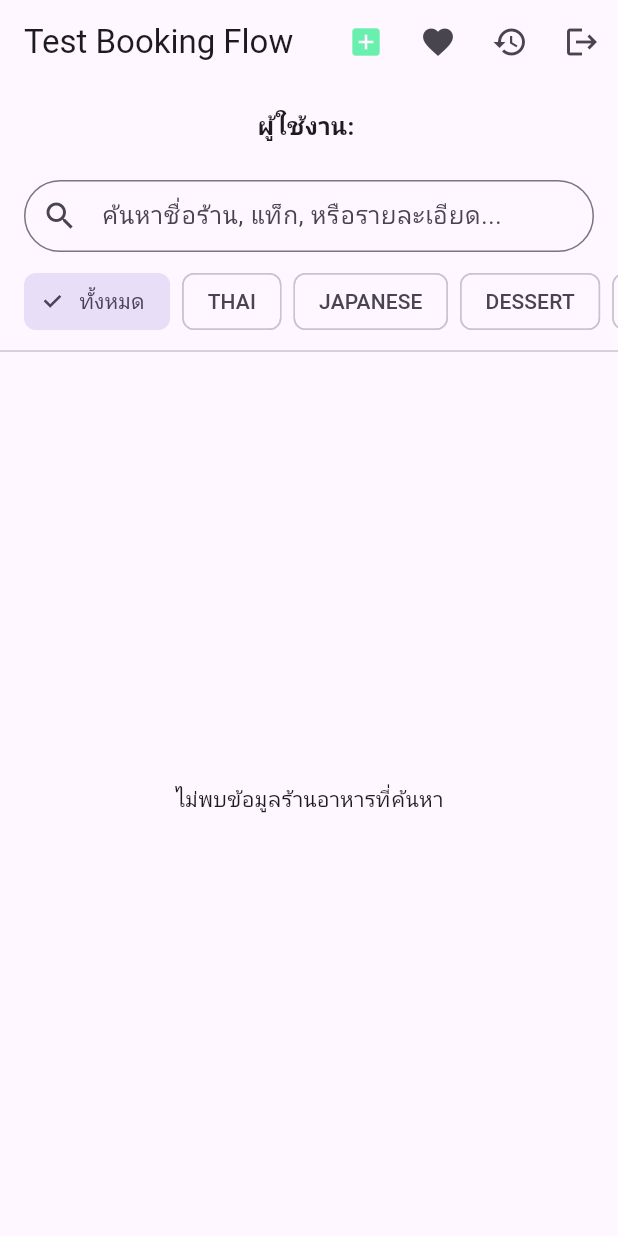
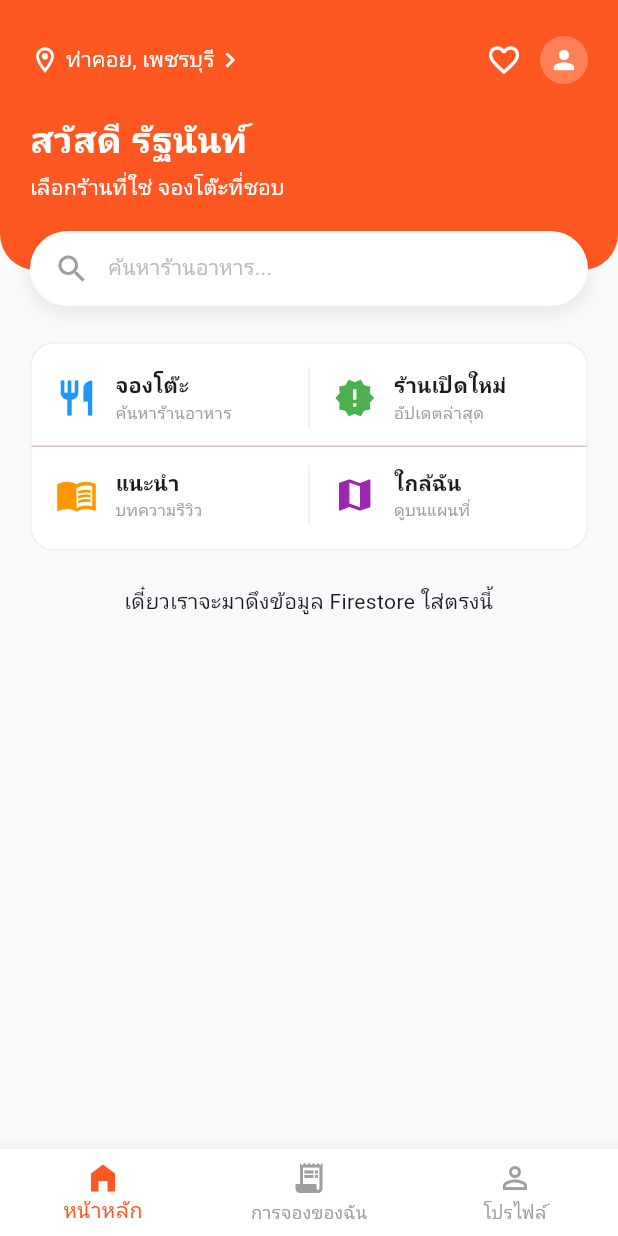
Before and after one commit to rattanan-kit/mobile_project2, a Flutter app: the screen it shows once a user with an empty profile is signed in, on a phone screen of 412 x 824 dp. Run offline on Flutter 3.47's test engine with Material 3 defaults, Android fonts, the phone set to English and light mode, and no system bars; our stand-ins replace cloud_firestore, firebase_auth, firebase_core, flutter_map, google_fonts, latlong2; accounts and stored records are empty; Roboto replaces fonts that are missing (Prompt).

Commit message:
เริ่มทำ UI (Home)

```diff
--- a/lib/document.txt
+++ b/lib/document.txt
@@ -35,3 +35,5 @@ test การยกเลิกโดยจะแสดงใน terminal ว
 ลืม commit ตอนแรกทำ api google map ไปขอ key มาแต่ว่ามันต้องจ่าย pre 1000 เลยอาจจะไม่จ่ายแต่ set up ใน android/app/source/main/androidManifest.xml
 แล้วก็ไปแก้ตัว web index html เพื่อให้ดึง map มาลอง test บน chrome ได้
 แต่ตอนนี้ใช้เป็น road map ของตัว flutter เลยเพราะว่าจะได้ง่ายต่อการทำ และฟรี แต่รายละเอียดไม่เท่า google map
+
+UI หน้า Home
--- a/lib/main.dart
+++ b/lib/main.dart
@@ -1,14 +1,13 @@
 import 'package:flutter/material.dart';
 import 'package:firebase_core/firebase_core.dart';
 import 'package:firebase_auth/firebase_auth.dart';
+import 'package:google_fonts/google_fonts.dart'; // เพิ่ม Google Fonts
 import 'firebase_options.dart';
 
-// Import หน้าจอที่เราสร้างไฟล์เปล่าๆ ไว้ (เดี๋ยวเราไปเติมโค้ดทีหลัง)
 import 'pages/login_page.dart';
-import 'pages/test_booking_page.dart';
+import 'pages/main_screen.dart'; // ไฟล์ใหม่ท
 
 void main() async {
-  // คำสั่งบังคับให้ Flutter รอการเชื่อมต่อ Firebase ให้เสร็จก่อนเปิดแอป
   WidgetsFlutterBinding.ensureInitialized();
   await Firebase.initializeApp(options: DefaultFirebaseOptions.currentPlatform);
   runApp(const MyApp());
@@ -21,17 +20,26 @@ class MyApp extends StatelessWidget {
   Widget build(BuildContext context) {
     return MaterialApp(
       debugShowCheckedModeBanner: false,
-      title: 'Restaurant Reservation PoC',
-      theme: ThemeData(primarySwatch: Colors.blue),
-      // ใช้ StreamBuilder เช็กว่า "ล็อกอินหรือยัง?"
+      title: 'Restaurant Booking',
+      // --- ใส่ Theme หลักของตรงนี้ ---
+      theme: ThemeData(
+        colorScheme: ColorScheme.fromSeed(
+          seedColor: const Color(0xFFFF5722), // สีส้ม
+          primary: const Color(0xFFFF5722),
+          background: const Color(0xFFF8F9FA),
+        ),
+        textTheme: GoogleFonts.promptTextTheme(Theme.of(context).textTheme),
+        scaffoldBackgroundColor: const Color(0xFFF8F9FA),
+      ),
+      // -----------------------------
       home: StreamBuilder<User?>(
         stream: FirebaseAuth.instance.authStateChanges(),
         builder: (context, snapshot) {
-          // ถ้ามีข้อมูล User = ล็อกอินแล้ว ให้ไปหน้าเทสจองโต๊ะ
+          // ถ้าล็อกอินแล้ว ไปหน้า MainScreen เลย
           if (snapshot.hasData) {
-            return const TestBookingPage();
+            return const MainScreen();
           }
-          // ถ้าไม่มีข้อมูล = ยังไม่ล็อกอิน ให้ไปหน้า Login
+          // ถ้ายังไม่ล็อกอิน ไปหน้า LoginPage
           return const LoginPage();
         },
       ),
--- /dev/null
+++ b/lib/pages/main_screen.dart
@@ -0,0 +1,412 @@
+import 'package:flutter/material.dart';
+
+// ==========================================
+// หน้า MainScreen (สำหรับจัดการแถบด้านล่าง)
+// ==========================================
+class MainScreen extends StatefulWidget {
+  const MainScreen({super.key});
+
+  @override
+  State<MainScreen> createState() => _MainScreenState();
+}
+
+class _MainScreenState extends State<MainScreen> {
+  int _selectedIndex = 0;
+
+  final List<Widget> _pages = [
+    const HomePage(),
+    const Center(child: Text('หน้าการจองของฉัน (รอสร้าง)')),
+    const Center(child: Text('หน้าโปรไฟล์ (รอสร้าง)')),
+  ];
+
+  @override
+  Widget build(BuildContext context) {
+    return Scaffold(
+      body: _pages[_selectedIndex],
+      bottomNavigationBar: BottomNavigationBar(
+        currentIndex: _selectedIndex,
+        onTap: (index) => setState(() => _selectedIndex = index),
+        selectedItemColor: Theme.of(context).colorScheme.primary,
+        unselectedItemColor: Colors.grey,
+        backgroundColor: Colors.white,
+        elevation: 10,
+        items: const [
+          BottomNavigationBarItem(
+            icon: Icon(Icons.home_filled),
+            label: 'หน้าหลัก',
+          ),
+          BottomNavigationBarItem(
+            icon: Icon(Icons.receipt_long),
+            label: 'การจองของฉัน',
+          ),
+          BottomNavigationBarItem(
+            icon: Icon(Icons.person_outline),
+            label: 'โปรไฟล์',
+          ),
+        ],
+      ),
+    );
+  }
+}
+
+// ==========================================
+// หน้า HomePage (เนื้อหาหลักหน้าแรก)
+// ==========================================
+class HomePage extends StatelessWidget {
+  const HomePage({super.key});
+
+  @override
+  Widget build(BuildContext context) {
+    return SafeArea(
+      // ใช้ SafeArea จัดการขอบจอด้านบนอัตโนมัติ
+      child: SingleChildScrollView(
+        child: Column(
+          crossAxisAlignment: CrossAxisAlignment.start,
+          children: [
+            // --- ส่วน Header (สีส้ม) ---
+            Stack(
+              clipBehavior: Clip.none,
+              children: [
+                Container(
+                  height: 180, // ลดความสูงลงจากเดิม 190
+                  width: double.infinity,
+                  padding: const EdgeInsets.only(top: 16, left: 20, right: 20),
+                  decoration: BoxDecoration(
+                    color: Theme.of(context).colorScheme.primary,
+                    borderRadius: const BorderRadius.only(
+                      bottomLeft: Radius.circular(24),
+                      bottomRight: Radius.circular(24),
+                    ),
+                  ),
+                  child: Column(
+                    crossAxisAlignment: CrossAxisAlignment.start,
+                    children: [
+                      // แถบบนสุด: โลเคชั่น + ปุ่ม Fav + ปุ่ม Profile
+                      Row(
+                        mainAxisAlignment: MainAxisAlignment.spaceBetween,
+                        children: [
+                          Row(
+                            children: const [
+                              Icon(
+                                Icons.location_on_outlined,
+                                color: Colors.white,
+                                size: 20,
+                              ),
+                              SizedBox(width: 4),
+                              Text(
+                                'ท่าคอย, เพชรบุรี',
+                                style: TextStyle(
+                                  color: Colors.white,
+                                  fontSize: 14,
+                                ),
+                              ),
+                              Icon(
+                                Icons.chevron_right,
+                                color: Colors.white,
+                                size: 20,
+                              ),
+                            ],
+                          ),
+                          Row(
+                            children: [
+                              // ปุ่ม Favorite
+                              IconButton(
+                                icon: const Icon(
+                                  Icons.favorite_border,
+                                  color: Colors.white,
+                                ),
+                                onPressed: () {
+                                  Navigator.push(
+                                    context,
+                                    MaterialPageRoute(
+                                      builder: (context) =>
+                                          const FavoritePage(),
+                                    ),
+                                  );
+                                },
+                              ),
+                              // ปุ่ม Profile Picture
+                              GestureDetector(
+                                onTap: () {
+                                  Navigator.push(
+                                    context,
+                                    MaterialPageRoute(
+                                      builder: (context) =>
+                                          const ProfileSettingsPage(),
+                                    ),
+                                  );
+                                },
+                                child: const CircleAvatar(
+                                  radius: 16,
+                                  backgroundColor: Colors.white24,
+                                  child: Icon(
+                                    Icons.person,
+                                    color: Colors.white,
+                                    size: 20,
+                                  ),
+                                ),
+                              ),
+                            ],
+                          ),
+                        ],
+                      ),
+                      const SizedBox(height: 12),
+                      const Text(
+                        'สวัสดี รัฐนันท์',
+                        style: TextStyle(
+                          color: Colors.white,
+                          fontSize: 24,
+                          fontWeight: FontWeight.bold,
+                        ),
+                      ),
+                      const SizedBox(height: 4),
+                      const Text(
+                        'เลือกร้านที่ใช่ จองโต๊ะที่ชอบ',
+                        style: TextStyle(color: Colors.white, fontSize: 14),
+                      ),
+                    ],
+                  ),
+                ),
+
+                // --- แถบค้นหา ---
+                Positioned(
+                  bottom: -24,
+                  left: 20,
+                  right: 20,
+                  child: GestureDetector(
+                    onTap: () {
+                      Navigator.push(
+                        context,
+                        MaterialPageRoute(
+                          builder: (context) => const SearchPage(),
+                        ),
+                      );
+                    },
+                    child: Container(
+                      height: 50,
+                      decoration: BoxDecoration(
+                        color: Colors.white,
+                        borderRadius: BorderRadius.circular(25),
+                        boxShadow: [
+                          BoxShadow(
+                            color: Colors.black.withOpacity(0.08),
+                            blurRadius: 10,
+                            offset: const Offset(0, 4),
+                          ),
+                        ],
+                      ),
+                      child: Row(
+                        children: [
+                          const SizedBox(width: 16),
+                          const Icon(Icons.search, color: Colors.grey),
+                          const SizedBox(width: 12),
+                          Text(
+                            'ค้นหาร้านอาหาร...',
+                            style: TextStyle(
+                              color: Colors.grey[400],
+                              fontSize: 14,
+                            ),
+                          ),
+                        ],
+                      ),
+                    ),
+                  ),
+                ),
+              ],
+            ),
+
+            const SizedBox(height: 48),
+
+            // --- ส่วนเมนู 4 ช่อง (แก้ปัญหาการจัดเรียงเบี้ยวแล้ว) ---
+            Padding(
+              padding: const EdgeInsets.symmetric(horizontal: 20),
+              child: Container(
+                padding: const EdgeInsets.symmetric(vertical: 16),
+                decoration: BoxDecoration(
+                  color: Colors.white,
+                  borderRadius: BorderRadius.circular(16),
+                  border: Border.all(color: Colors.grey.shade200),
+                ),
+                child: Column(
+                  children: [
+                    Row(
+                      children: [
+                        _buildMenuItem(
+                          context,
+                          Icons.restaurant,
+                          'จองโต๊ะ',
+                          'ค้นหาร้านอาหาร',
+                          Colors.blue,
+                          () {
+                            Navigator.push(
+                              context,
+                              MaterialPageRoute(
+                                builder: (context) => const SearchPage(),
+                              ),
+                            );
+                          },
+                        ),
+                        Container(
+                          height: 40,
+                          width: 1,
+                          color: Colors.grey.shade200,
+                        ),
+                        _buildMenuItem(
+                          context,
+                          Icons.new_releases,
+                          'ร้านเปิดใหม่',
+                          'อัปเดตล่าสุด',
+                          Colors.green,
+                          () {
+                            // TODO: ใส่ Action
+                          },
+                        ),
+                      ],
+                    ),
+                    const Padding(
+                      padding: EdgeInsets.symmetric(vertical: 12),
+                      child: Divider(height: 1),
+                    ),
+                    Row(
+                      children: [
+                        _buildMenuItem(
+                          context,
+                          Icons.menu_book,
+                          'แนะนำ',
+                          'บทความรีวิว',
+                          Colors.orange,
+                          () {
+                            Navigator.push(
+                              context,
+                              MaterialPageRoute(
+                                builder: (context) => const ArticlePage(),
+                              ),
+                            );
+                          },
+                        ),
+                        Container(
+                          height: 40,
+                          width: 1,
+                          color: Colors.grey.shade200,
+                        ),
+                        _buildMenuItem(
+                          context,
+                          Icons.map,
+                          'ใกล้ฉัน',
+                          'ดูบนแผนที่',
+                          Colors.purple,
+                          () {
+                            // TODO: ใส่ Action สำหรับเปิดแผนที่ + GPS
+                          },
+                        ),
+                      ],
+                    ),
+                  ],
+                ),
+              ),
+            ),
+
+            const SizedBox(height: 24),
+            const Center(
+              child: Text("เดี๋ยวเราจะมาดึงข้อมูล Firestore ใส่ตรงนี้"),
+            ),
+            const SizedBox(height: 32),
+          ],
+        ),
+      ),
+    );
+  }
+
+  // Widget สำหรับสร้างเมนูย่อย 4 ช่อง (ปรับแก้โครงสร้างให้จัดเรียงตรงกัน)
+  Widget _buildMenuItem(
+    BuildContext context,
+    IconData icon,
+    String title,
+    String subtitle,
+    Color iconColor,
+    VoidCallback onTap,
+  ) {
+    return Expanded(
+      child: InkWell(
+        onTap: onTap,
+        child: Row(
+          mainAxisAlignment: MainAxisAlignment.start, // บังคับชิดซ้าย
+          children: [
+            const SizedBox(width: 16), // เว้นระยะจากขอบซ้ายให้เท่ากัน
+            Icon(icon, color: iconColor, size: 28),
+            const SizedBox(width: 12),
+            Expanded(
+              // ป้องกันข้อความล้นและบังคับโครงสร้าง
+              child: Column(
+                crossAxisAlignment: CrossAxisAlignment.start,
+                children: [
+                  Text(
+                    title,
+                    style: const TextStyle(
+                      fontWeight: FontWeight.bold,
+                      fontSize: 14,
+                    ),
+                  ),
+                  Text(
+                    subtitle,
+                    style: TextStyle(color: Colors.grey[500], fontSize: 11),
+                  ),
+                ],
+              ),
+            ),
+          ],
+        ),
+      ),
+    );
+  }
+}
+
+// ==========================================
+// Dummy Pages (หน้าจอจำลองสำหรับทดสอบการกดปุ่ม)
+// ==========================================
+
+class SearchPage extends StatelessWidget {
+  const SearchPage({super.key});
+  @override
+  Widget build(BuildContext context) {
+    return Scaffold(
+      appBar: AppBar(title: const Text('ค้นหาร้านอาหาร')),
+      body: const Center(child: Text('หน้าจอสำหรับค้นหาร้าน')),
+    );
+  }
+}
+
+class ArticlePage extends StatelessWidget {
+  const ArticlePage({super.key});
+  @override
+  Widget build(BuildContext context) {
+    return Scaffold(
+      appBar: AppBar(title: const Text('บทความแนะนำ')),
+      body: const Center(
+        child: Text('หน้าจออ่านบทความรีวิวร้านอาหาร (ไม่มี Interactive)'),
+      ),
+    );
+  }
+}
+
+class FavoritePage extends StatelessWidget {
+  const FavoritePage({super.key});
+  @override
+  Widget build(BuildContext context) {
+    return Scaffold(
+      appBar: AppBar(title: const Text('ร้านที่บันทึกไว้')),
+      body: const Center(child: Text('หน้าจอแสดงร้านโปรด')),
+    );
+  }
+}
+
+class ProfileSettingsPage extends StatelessWidget {
+  const ProfileSettingsPage({super.key});
+  @override
+  Widget build(BuildContext context) {
+    return Scaffold(
+      appBar: AppBar(title: const Text('ตั้งค่าโปรไฟล์')),
+      body: const Center(child: Text('หน้าจอเปลี่ยนรูปโปรไฟล์ ชื่อ อีเมล')),
+    );
+  }
+}
--- a/pubspec.yaml
+++ b/pubspec.yaml
@@ -19,6 +19,7 @@ dependencies:
   google_maps_flutter: ^2.18.1
   flutter_map: ^8.3.2
   latlong2: ^0.10.1
+  google_fonts: ^8.2.1
 
 dev_dependencies:
   flutter_test:
```
Also changed, not shown: pubspec.lock.
